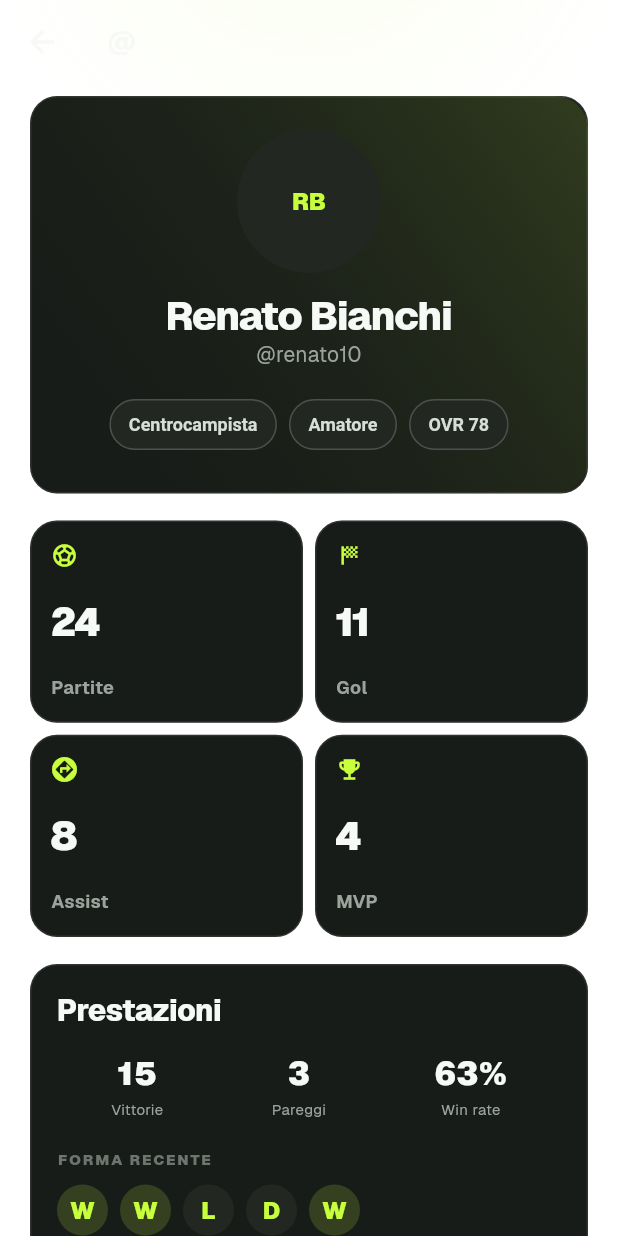
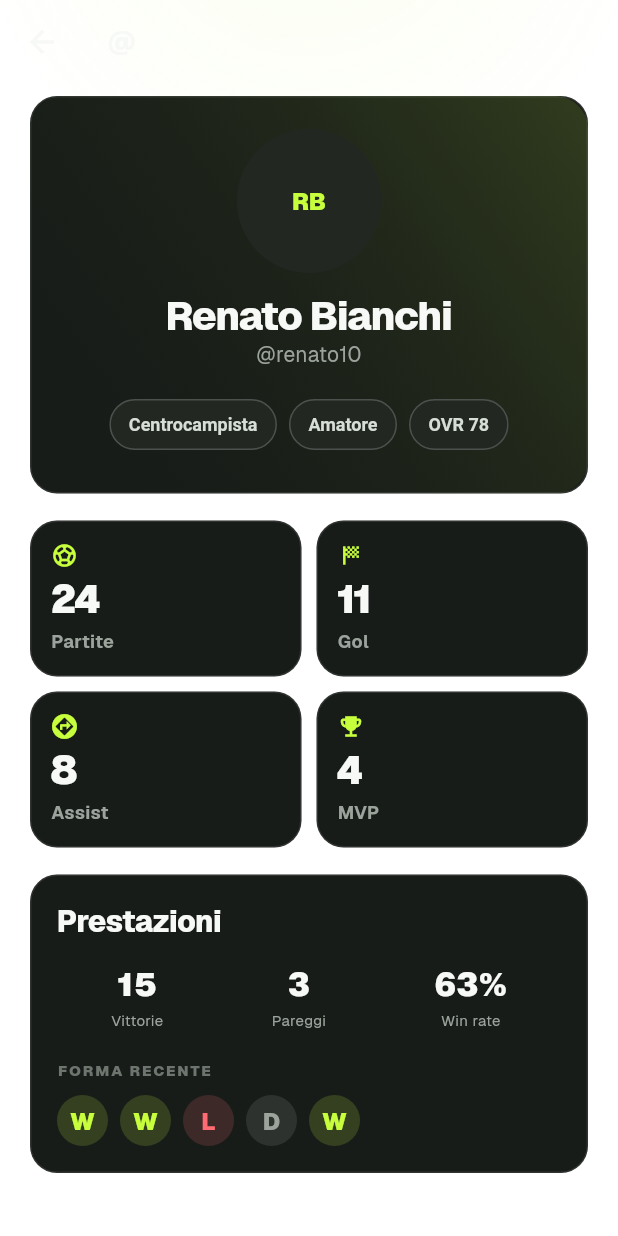
Before and after one commit to renatomancino/kickly, a Flutter app: the PlayerProfilePage screen opened directly with empty values, on a phone screen of 412 x 824 dp. Run offline on Flutter 3.47's test engine with Material 3 defaults, Android fonts, the phone set to English and light mode, and no system bars; our stand-ins replace cached_network_image, flutter_local_notifications, flutter_secure_storage, go_router, google_sign_in, image_picker and 3 more; missing offline and left inert: workmanager; accounts and stored records are empty; project files that could hold a hidden picture were left out.

Commit message:
style: match detail + player profile design-token cleanup
- match_detail_page.dart: AppTheme.gold/danger/muted instead of a raw hex
  and two Colors.* constants disconnected from the theme.
- player_profile_page.dart: swap a fixed-aspect-ratio GridView for StatGrid
  (same fix already applied on the dashboard, for the same reason: large
  system font scale overflowed the stat number). Also fix a real contrast
  bug in the "forma recente" streak dots — win/draw/loss all rendered as
  roughly the same green/grey, so a loss read as a positive result; now
  matches the win=green/loss=red/draw=grey palette already used on the
  private profile page.

Co-Authored-By: Claude Sonnet 5 <noreply@anthropic.com>

```diff
--- a/mobile/lib/features/matches/match_detail_page.dart
+++ b/mobile/lib/features/matches/match_detail_page.dart
@@ -382,9 +382,12 @@ class _DetailsTab extends StatelessWidget {
                   ),
                   const Divider(height: 28),
                   if (match.postGame!.mvpFinalizedAt != null) ...[
+                    // Token invece del giallo scritto a mano: `AppTheme.gold`
+                    // è già pensato per questo caso ("oro... dei trofei"), qui
+                    // era rimasto un esadecimale non allineato al design system.
                     const Icon(
                       Icons.emoji_events,
-                      color: Color(0xFFFFD166),
+                      color: AppTheme.gold,
                       size: 30,
                     ),
                     const SizedBox(height: 7),
@@ -753,7 +756,10 @@ class _PostGameStats extends StatelessWidget {
                       ? '—'
                       : '${delta > 0 ? '+' : ''}${delta.toStringAsFixed(1)}',
                   style: TextStyle(
-                    color: delta >= 0 ? AppTheme.primary : Colors.redAccent,
+                    // `AppTheme.danger` invece di `Colors.redAccent`: è lo
+                    // stesso rosso usato per le sconfitte nel profilo privato,
+                    // non un rosso Material scollegato dal resto del tema.
+                    color: delta >= 0 ? AppTheme.primary : AppTheme.danger,
                     fontWeight: FontWeight.w900,
                   ),
                 ),
@@ -802,7 +808,10 @@ class _ResponseButton extends StatelessWidget {
             style: TextStyle(
               fontSize: 11,
               fontWeight: FontWeight.w800,
-              color: selected ? AppTheme.primary : Colors.white70,
+              // `AppTheme.muted` come l'icona qui sopra: prima la label usava
+              // `Colors.white70`, un grigio leggermente diverso da quello
+              // dell'icona nello stesso pulsante.
+              color: selected ? AppTheme.primary : AppTheme.muted,
             ),
           ),
         ],
--- a/mobile/lib/features/profile/player_profile_page.dart
+++ b/mobile/lib/features/profile/player_profile_page.dart
@@ -88,14 +88,12 @@ class _PlayerProfilePageState extends State<PlayerProfilePage> {
               ),
             ),
             const SizedBox(height: 18),
-            GridView.count(
-              shrinkWrap: true,
-              physics: const NeverScrollableScrollPhysics(),
-              crossAxisCount: MediaQuery.sizeOf(context).width >= 700 ? 4 : 2,
-              crossAxisSpacing: 8,
-              mainAxisSpacing: 8,
-              childAspectRatio: 1.35,
-              children: [
+            // StatGrid invece di un GridView.count con childAspectRatio
+            // fisso: quel rapporto legava l'altezza alla larghezza della
+            // colonna e con il font di sistema ingrandito il numero usciva
+            // dalla tessera (lo stesso problema già risolto per la dashboard).
+            StatGrid(
+              tiles: [
                 StatTile(
                   label: 'Partite',
                   value: stats.matches,
@@ -151,27 +149,30 @@ class _PlayerProfilePageState extends State<PlayerProfilePage> {
                     const SizedBox(height: 9),
                     Wrap(
                       spacing: 8,
-                      children: data.form
-                          .map(
-                            (r) => CircleAvatar(
-                              radius: 17,
-                              backgroundColor: r == 'win'
-                                  ? AppTheme.primary.withValues(alpha: .16)
-                                  : AppTheme.surfaceHigh,
-                              child: Text(
-                                r == 'win'
-                                    ? 'W'
-                                    : r == 'loss'
-                                    ? 'L'
-                                    : 'D',
-                                style: const TextStyle(
-                                  color: AppTheme.primary,
-                                  fontWeight: FontWeight.w900,
-                                ),
-                              ),
+                      children: data.form.map((r) {
+                        // Stessa palette per-esito della card "Forma recente"
+                        // del profilo privato (vittoria verde, sconfitta rossa,
+                        // pareggio grigio): prima ogni pallino era verde o
+                        // grigio a prescindere dall'esito, quindi una
+                        // sconfitta ("L") appariva con lo stesso colore del
+                        // marchio invece di leggere come un risultato negativo.
+                        final (label, color) = switch (r) {
+                          'win' => ('W', AppTheme.primary),
+                          'loss' => ('L', AppTheme.danger),
+                          _ => ('D', AppTheme.muted),
+                        };
+                        return CircleAvatar(
+                          radius: 17,
+                          backgroundColor: color.withValues(alpha: .16),
+                          child: Text(
+                            label,
+                            style: TextStyle(
+                              color: color,
+                              fontWeight: FontWeight.w900,
                             ),
-                          )
-                          .toList(),
+                          ),
+                        );
+                      }).toList(),
                     ),
                   ],
                 ),
```
